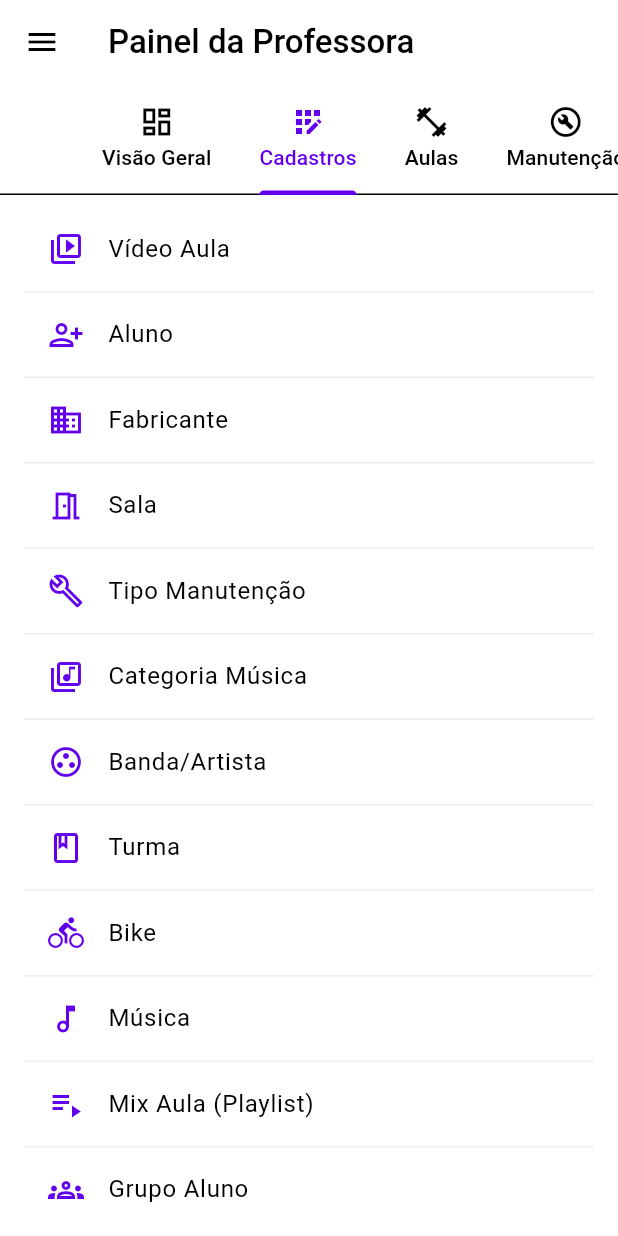
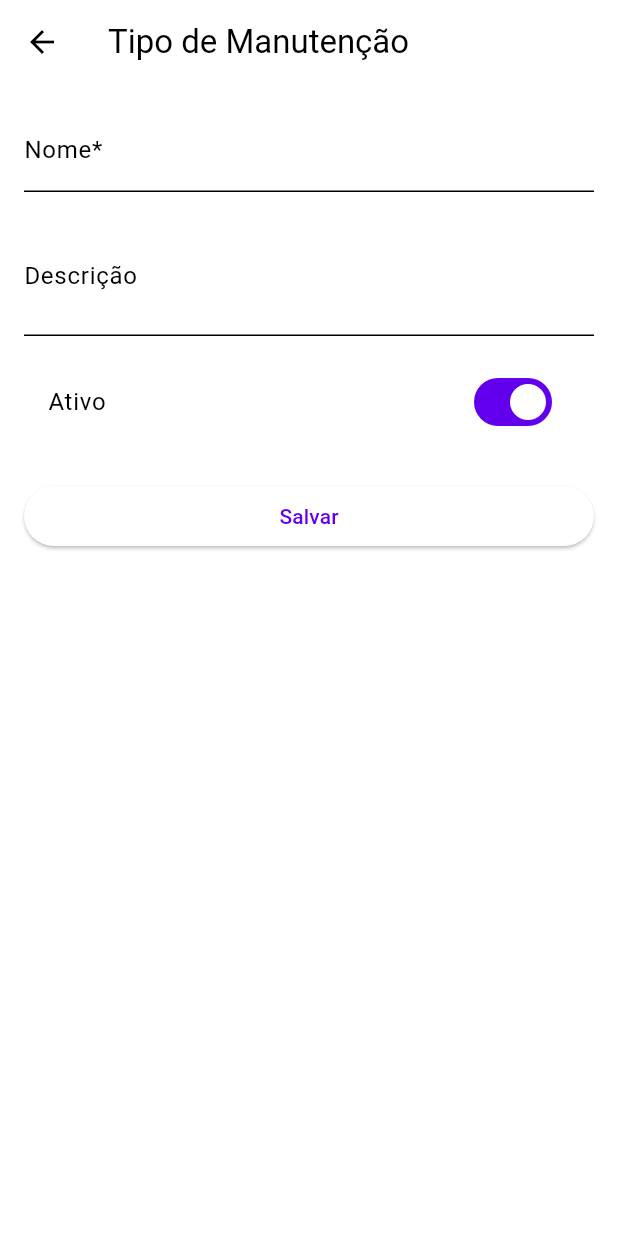
Before and after one commit to Eduardo-BGarcia/Spin_Flow, a Flutter app: the screen it shows after launch, tab 2 chosen, after a tap on "Tipo Manutenção", on a phone screen of 412 x 824 dp. Run offline on Flutter 3.47's test engine with Material 3 defaults, Android fonts, the phone set to English and light mode, and no system bars.

Commit message:
[FEAT] -  Adiçao da componentização e das telas Tipo Manutenção e Categoria Musica

```diff
--- a/lib/configuracao/aplicativo.dart
+++ b/lib/configuracao/aplicativo.dart
@@ -1,6 +1,8 @@
 import 'package:flutter/material.dart';
 import 'package:spin_flow/configuracao/rotas.dart';
 import 'package:spin_flow/telas/dashboard.dart';
+import 'package:spin_flow/telas/form_tipo_manutencao.dart';
+import 'package:spin_flow/telas/form_categoria_musica.dart';
 
 class Aplicativo extends StatelessWidget {
   const Aplicativo({super.key});
@@ -14,6 +16,8 @@ class Aplicativo extends StatelessWidget {
       initialRoute: Rotas.home,
       routes: {
         Rotas.home: (context) => const TelaDashboard(),
+        Rotas.tipoManutencao: (context) => const FormTipoManutencao(),
+        Rotas.categoriaMusica: (context) => const FormCategoriaMusica(),
       },
       home: const TelaDashboard(),
     );
--- a/lib/configuracao/rotas.dart
+++ b/lib/configuracao/rotas.dart
@@ -1,3 +1,5 @@
 class Rotas {
   static const String home = "/home";
+  static const String tipoManutencao = "/tipo-manutencao";
+  static const String categoriaMusica = "/categoria-musica";
 }
--- /dev/null
+++ b/lib/entities/categoria_musica.dart
@@ -0,0 +1,18 @@
+class DTOCategoriaMusica {
+  final String? id;
+  final String nome;
+  final String? descricao;
+  final bool ativo;
+
+  DTOCategoriaMusica({
+    this.id,
+    required this.nome,
+    this.descricao,
+    this.ativo = true,
+  });
+
+  @override
+  String toString() {
+    return 'DTOCategoriaMusica(id: $id, nome: $nome, descricao: $descricao, ativo: $ativo)';
+  }
+}
--- /dev/null
+++ b/lib/entities/tipo_manutencao.dart
@@ -0,0 +1,18 @@
+class DTOTipoManutencao {
+  final String? id;
+  final String nome;
+  final String? descricao;
+  final bool ativo;
+
+  DTOTipoManutencao({
+    this.id,
+    required this.nome,
+    this.descricao,
+    this.ativo = true,
+  });
+
+  @override
+  String toString() {
+    return 'DTOTipoManutencao(id: $id, nome: $nome, descricao: $descricao, ativo: $ativo)';
+  }
+}
--- a/lib/telas/dashboard.dart
+++ b/lib/telas/dashboard.dart
@@ -1,4 +1,5 @@
 import 'package:flutter/material.dart';
+import 'package:spin_flow/configuracao/rotas.dart';
 
 class TelaDashboard extends StatefulWidget {
   const TelaDashboard({super.key});
@@ -166,11 +167,11 @@ class _TelaDashboardState extends State<TelaDashboard>
       _cadastroTile(
           icon: Icons.build_outlined,
           title: 'Tipo Manutenção',
-          onTap: () => Navigator.pushNamed(context, '')),
+          onTap: () => Navigator.pushNamed(context, Rotas.tipoManutencao)),
       _cadastroTile(
           icon: Icons.library_music_outlined,
           title: 'Categoria Música',
-          onTap: () => Navigator.pushNamed(context, '')),
+          onTap: () => Navigator.pushNamed(context, Rotas.categoriaMusica)),
       _cadastroTile(
           icon: Icons.group_work_outlined,
           title: 'Banda/Artista',
--- /dev/null
+++ b/lib/telas/form_tipo_manutencao.dart
@@ -0,0 +1,100 @@
+import 'package:flutter/material.dart';
+
+import '../entities/tipo_manutencao.dart';
+
+class FormTipoManutencao extends StatefulWidget {
+  const FormTipoManutencao({super.key});
+
+  @override
+  State<FormTipoManutencao> createState() => _FormTipoManutencaoState();
+}
+
+class _FormTipoManutencaoState extends State<FormTipoManutencao> {
+  final _formKey = GlobalKey<FormState>();
+  final TextEditingController _nomeController = TextEditingController();
+  final TextEditingController _descricaoController = TextEditingController();
+  bool _ativo = true;
+
+  void _salvar() {
+    if (_formKey.currentState!.validate()) {
+      final dto = DTOTipoManutencao(
+        nome: _nomeController.text.trim(),
+        descricao: _descricaoController.text.trim().isEmpty ? null : _descricaoController.text.trim(),
+        ativo: _ativo,
+      );
+      showDialog(
+        context: context,
+        builder: (context) => AlertDialog(
+          title: const Text('Dados salvos'),
+          content: Text(dto.toString()),
+          actions: [
+            TextButton(
+              onPressed: () => Navigator.of(context).pop(),
+              child: const Text('OK'),
+            ),
+          ],
+        ),
+      );
+    }
+  }
+
+  @override
+  Widget build(BuildContext context) {
+    return Scaffold(
+      appBar: AppBar(
+        title: const Text('Tipo de Manutenção'),
+      ),
+      body: Form(
+        key: _formKey,
+        child: Padding(
+          padding: const EdgeInsets.all(16.0),
+          child: Column(
+            mainAxisSize: MainAxisSize.min,
+            children: [
+              TextFormField(
+                controller: _nomeController,
+                decoration: const InputDecoration(
+                  labelText: 'Nome*',
+                  hintText: 'Ex: Preventiva, Corretiva, Limpeza',
+                ),
+                validator: (value) {
+                  if (value == null || value.trim().isEmpty) {
+                    return 'O nome é obrigatório.';
+                  }
+                  return null;
+                },
+              ),
+              const SizedBox(height: 16),
+              TextFormField(
+                controller: _descricaoController,
+                decoration: const InputDecoration(
+                  labelText: 'Descrição',
+                  hintText: 'Descreva o tipo de manutenção (opcional)',
+                ),
+                maxLines: 2,
+              ),
+              const SizedBox(height: 16),
+              SwitchListTile(
+                title: const Text('Ativo'),
+                value: _ativo,
+                onChanged: (value) {
+                  setState(() {
+                    _ativo = value;
+                  });
+                },
+              ),
+              const SizedBox(height: 24),
+              SizedBox(
+                width: double.infinity,
+                child: ElevatedButton(
+                  onPressed: _salvar,
+                  child: const Text('Salvar'),
+                ),
+              ),
+            ],
+          ),
+        ),
+      ),
+    );
+  }
+}
```
Also changed, not shown: lib/telas/form_categoria_musica.dart (added, +99 -0 lines).
